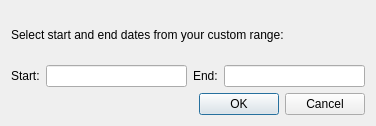
Old version of the form qt/ui/custom_date_range_panel.ui in the repository Mouchnino/moneyguru.
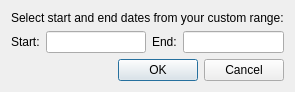
New version of the form. Custom widgets are drawn as their Qt base class.

What changed in the file:
```diff
--- a/qt/ui/custom_date_range_panel.ui
+++ b/qt/ui/custom_date_range_panel.ui
@@ -6,8 +6,8 @@
    <rect>
     <x>0</x>
     <y>0</y>
-    <width>376</width>
-    <height>126</height>
+    <width>292</width>
+    <height>86</height>
    </rect>
   </property>
   <property name="windowTitle">
```
